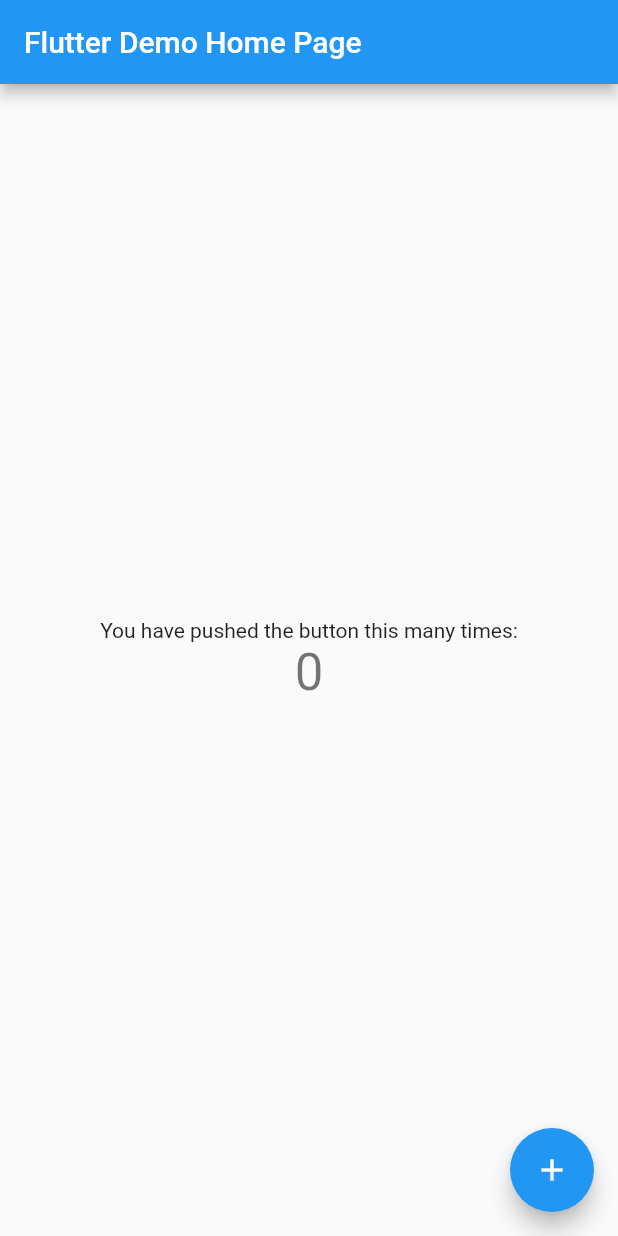
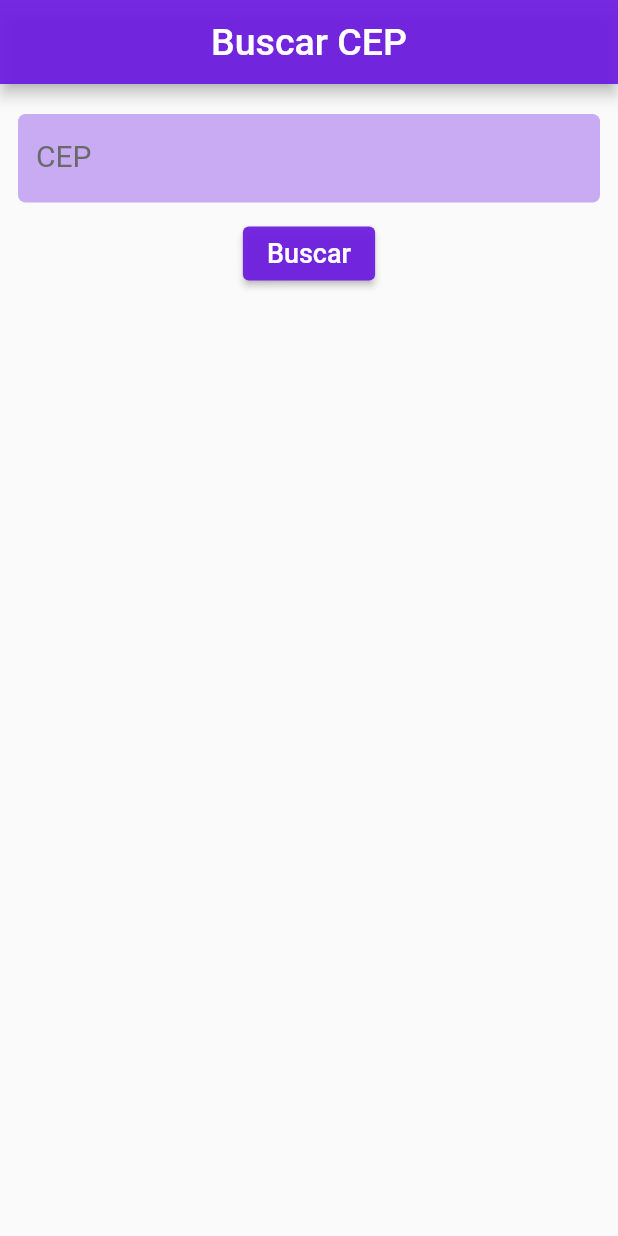
Before and after one commit to mizaell/cep_app, a Flutter app: the screen it shows after launch, on a phone screen of 412 x 824 dp. Run offline on Flutter 3.47's test engine with Material 2 defaults, Android fonts, the phone set to English and light mode, and no system bars; our stand-ins replace dio; Roboto replaces fonts that are missing (Arial).

Commit message:
Criação da Hom-Page e do model para recuperar os dados a partir do CEP

```diff
--- a/lib/main.dart
+++ b/lib/main.dart
@@ -1,3 +1,4 @@
+import 'package:cep_app/pages/home_page.dart';
 import 'package:flutter/material.dart';
 
 void main() {
@@ -7,109 +8,17 @@ void main() {
 class MyApp extends StatelessWidget {
   const MyApp({Key? key}) : super(key: key);
 
-  // This widget is the root of your application.
+
+
   @override
   Widget build(BuildContext context) {
     return MaterialApp(
       title: 'Flutter Demo',
       theme: ThemeData(
-        // This is the theme of your application.
-        //
-        // Try running your application with "flutter run". You'll see the
-        // application has a blue toolbar. Then, without quitting the app, try
-        // changing the primarySwatch below to Colors.green and then invoke
-        // "hot reload" (press "r" in the console where you ran "flutter run",
-        // or simply save your changes to "hot reload" in a Flutter IDE).
-        // Notice that the counter didn't reset back to zero; the application
-        // is not restarted.
-        primarySwatch: Colors.blue,
+        primarySwatch: Colors.purple,
       ),
-      home: const MyHomePage(title: 'Flutter Demo Home Page'),
+      debugShowCheckedModeBanner: false,
+      home: HomePage(),
     );
   }
 }
-
-class MyHomePage extends StatefulWidget {
-  const MyHomePage({Key? key, required this.title}) : super(key: key);
-
-  // This widget is the home page of your application. It is stateful, meaning
-  // that it has a State object (defined below) that contains fields that affect
-  // how it looks.
-
-  // This class is the configuration for the state. It holds the values (in this
-  // case the title) provided by the parent (in this case the App widget) and
-  // used by the build method of the State. Fields in a Widget subclass are
-  // always marked "final".
-
-  final String title;
-
-  @override
-  State<MyHomePage> createState() => _MyHomePageState();
-}
-
-class _MyHomePageState extends State<MyHomePage> {
-  int _counter = 0;
-
-  void _incrementCounter() {
-    setState(() {
-      // This call to setState tells the Flutter framework that something has
-      // changed in this State, which causes it to rerun the build method below
-      // so that the display can reflect the updated values. If we changed
-      // _counter without calling setState(), then the build method would not be
-      // called again, and so nothing would appear to happen.
-      _counter++;
-    });
-  }
-
-  @override
-  Widget build(BuildContext context) {
-    // This method is rerun every time setState is called, for instance as done
-    // by the _incrementCounter method above.
-    //
-    // The Flutter framework has been optimized to make rerunning build methods
-    // fast, so that you can just rebuild anything that needs updating rather
-    // than having to individually change instances of widgets.
-    return Scaffold(
-      appBar: AppBar(
-        // Here we take the value from the MyHomePage object that was created by
-        // the App.build method, and use it to set our appbar title.
-        title: Text(widget.title),
-      ),
-      body: Center(
-        // Center is a layout widget. It takes a single child and positions it
-        // in the middle of the parent.
-        child: Column(
-          // Column is also a layout widget. It takes a list of children and
-          // arranges them vertically. By default, it sizes itself to fit its
-          // children horizontally, and tries to be as tall as its parent.
-          //
-          // Invoke "debug painting" (press "p" in the console, choose the
-          // "Toggle Debug Paint" action from the Flutter Inspector in Android
-          // Studio, or the "Toggle Debug Paint" command in Visual Studio Code)
-          // to see the wireframe for each widget.
-          //
-          // Column has various properties to control how it sizes itself and
-          // how it positions its children. Here we use mainAxisAlignment to
-          // center the children vertically; the main axis here is the vertical
-          // axis because Columns are vertical (the cross axis would be
-          // horizontal).
-          mainAxisAlignment: MainAxisAlignment.center,
-          children: <Widget>[
-            const Text(
-              'You have pushed the button this many times:',
-            ),
-            Text(
-              '$_counter',
-              style: Theme.of(context).textTheme.headline4,
-            ),
-          ],
-        ),
-      ),
-      floatingActionButton: FloatingActionButton(
-        onPressed: _incrementCounter,
-        tooltip: 'Increment',
-        child: const Icon(Icons.add),
-      ), // This trailing comma makes auto-formatting nicer for build methods.
-    );
-  }
-}
--- /dev/null
+++ b/lib/models/endereco_model.dart
@@ -0,0 +1,46 @@
+import 'dart:convert';
+
+class EnderecoModel {
+  final String cep;
+  final String logradouro;
+  final String complemento;
+  final String bairro;
+  final String uf;
+  final String localidade;
+
+  EnderecoModel({
+    required this.cep,
+    required this.logradouro,
+    required this.complemento,
+    required this.bairro,
+    required this.uf,
+    required this.localidade,
+  });
+
+  Map<String, dynamic> toMap() {
+    return {
+      'cep': cep,
+      'logradouro': logradouro,
+      'complemento': complemento,
+      'bairro': bairro,
+      'uf': uf,
+      'localidade': localidade,
+    };
+  }
+
+  factory EnderecoModel.fromMap(Map<String, dynamic> map) {
+    return EnderecoModel(
+      cep: map['cep'] ?? '',
+      logradouro: map['logradouro'] ?? '',
+      complemento: map['complemento'] ?? '',
+      bairro: map['bairro'] ?? '',
+      uf: map['uf'] ?? '',
+      localidade: map['localidade'] ?? '',
+    );
+  }
+
+  String toJson() => json.encode(toMap());
+
+  factory EnderecoModel.fromJson(String source) =>
+      EnderecoModel.fromMap(json.decode(source));
+}
--- /dev/null
+++ b/lib/pages/home_page.dart
@@ -0,0 +1,151 @@
+import 'package:cep_app/models/endereco_model.dart';
+import 'package:flutter/material.dart';
+import '../repositories/cep_repository.dart';
+import '../repositories/cep_repository_impl.dart';
+
+class HomePage extends StatefulWidget {
+  //const HomePage({ super.key });
+  @override
+  State<HomePage> createState() => _HomePageState();
+}
+
+class _HomePageState extends State<HomePage> {
+  final CepRepository cepRepository = CepRepositoryImpl();
+  EnderecoModel? enderecoModel;
+
+  bool loading = false;
+
+  final formKey = GlobalKey<FormState>();
+  final cepEC = TextEditingController();
+
+  @override
+  void dispose() {
+    cepEC.dispose();
+    super.dispose();
+  }
+
+  @override
+  Widget build(BuildContext context) {
+    return Scaffold(
+      appBar: AppBar(
+        title: const Text(
+          'Buscar CEP',
+          style: TextStyle(fontSize: 25),
+        ),
+        centerTitle: true,
+        backgroundColor: Color.fromARGB(238, 108, 27, 223),
+      ),
+      body: SingleChildScrollView(
+        padding: EdgeInsets.only(
+          top: 20,
+          left: 12,
+          right: 12,
+          bottom: 15,
+        ),
+        child: Form(
+            key: formKey,
+            child: Column(
+              children: [
+                TextFormField(
+                  controller: cepEC,
+                  decoration: InputDecoration(
+                    fillColor: Color.fromARGB(235, 197, 164, 243),
+                    filled: true,
+                    border: OutlineInputBorder(
+                      borderRadius: BorderRadius.circular(5),
+                      borderSide: BorderSide(
+                        width: 0,
+                        style: BorderStyle.none,
+                      ),
+                    ),
+                    labelText: "CEP",
+                    labelStyle: TextStyle(
+                      fontFamily: 'Arial',
+                      color: Color.fromARGB(255, 105, 105, 105),
+                      fontSize: 20,
+                    ),
+                  ),
+                  validator: (value) {
+                    if (value == null || value.isEmpty) {
+                      return 'CEP Obrigatório';
+                    }
+                    return null;
+                  },
+                ),
+                SizedBox(
+                  height: 10,
+                ),
+                ElevatedButton(
+                    onPressed: () async {
+                      final valid = formKey.currentState?.validate() ?? false;
+                      if (valid) {
+                        try {
+                          setState(() {
+                            loading = true;
+                          });
+                          final endereco =
+                              await cepRepository.getCep(cepEC.text);
+                          setState(() {
+                            loading = false;
+                            enderecoModel = endereco;
+                          });
+                        } catch (e) {
+                          setState(() {
+                            loading = false;
+                            enderecoModel = null;
+                          });
+                          ScaffoldMessenger.of(context).showSnackBar(
+                              const SnackBar(
+                                  content: Text('Erro ao buscar Endereço')));
+                        }
+                      }
+                    },
+                    style: ButtonStyle(
+                      backgroundColor: MaterialStateProperty.all<Color>(
+                        Color.fromARGB(238, 108, 27, 223),
+                      ),
+                    ),
+                    child:
+                        const Text('Buscar', style: TextStyle(fontSize: 18))),
+                SizedBox(
+                  height: 10,
+                ),
+                Visibility(
+                    visible: loading, child: const CircularProgressIndicator()),
+                SizedBox(
+                  height: 10,
+                ),
+                Visibility(
+                  visible: enderecoModel != null,
+                  child: Container(
+                    width: MediaQuery.of(context).size.width * 0.7,
+                    height: MediaQuery.of(context).size.width * 0.2,
+                    padding: EdgeInsets.only(left: 8, right: 8),
+                    decoration: BoxDecoration(
+                      borderRadius: BorderRadius.circular(5),
+                      color: Color.fromARGB(238, 108, 27, 223),
+                    ),
+                    child: ListView(
+                      padding: EdgeInsets.only(
+                        top: 10,
+                        bottom: 10,
+                      ),
+                      children: <Widget>[
+                        Visibility(
+                          visible: enderecoModel != null,
+                          child: Text(
+                            '${enderecoModel?.logradouro} ${enderecoModel?.bairro} ${enderecoModel?.cep} ${enderecoModel?.localidade} ${enderecoModel?.uf}',
+                            style: TextStyle(fontSize: 18, color: Colors.white),
+                            textAlign: TextAlign.center,
+                          ),
+                        ),
+                      ],
+                    ),
+                  ),
+                ),
+              ],
+            )),
+      ),
+    );
+  }
+}
--- /dev/null
+++ b/lib/repositories/cep_repository.dart
@@ -0,0 +1,5 @@
+import 'package:cep_app/models/endereco_model.dart';
+
+abstract class CepRepository {
+  Future<EnderecoModel> getCep(String cep);
+}
--- /dev/null
+++ b/lib/repositories/cep_repository_impl.dart
@@ -0,0 +1,19 @@
+import 'dart:developer';
+
+import 'package:cep_app/models/endereco_model.dart';
+import 'package:dio/dio.dart';
+
+import './cep_repository.dart';
+
+class CepRepositoryImpl implements CepRepository {
+  @override
+  Future<EnderecoModel> getCep(String cep) async {
+    try {
+      final result = await Dio().get('https://viacep.com.br/ws/$cep/json/');
+      return EnderecoModel.fromMap(result.data);
+    } on DioError catch (e) {
+      log('Erro ao buscar CEP', error: e);
+      throw Exception('Erro ao buscar CEP');
+    }
+  }
+}
--- a/pubspec.yaml
+++ b/pubspec.yaml
@@ -29,7 +29,7 @@ environment:
 dependencies:
   flutter:
     sdk: flutter
-
+  dio: ^4.0.6
 
   # The following adds the Cupertino Icons font to your application.
   # Use with the CupertinoIcons class for iOS style icons.
```
Also changed, not shown: pubspec.lock.
